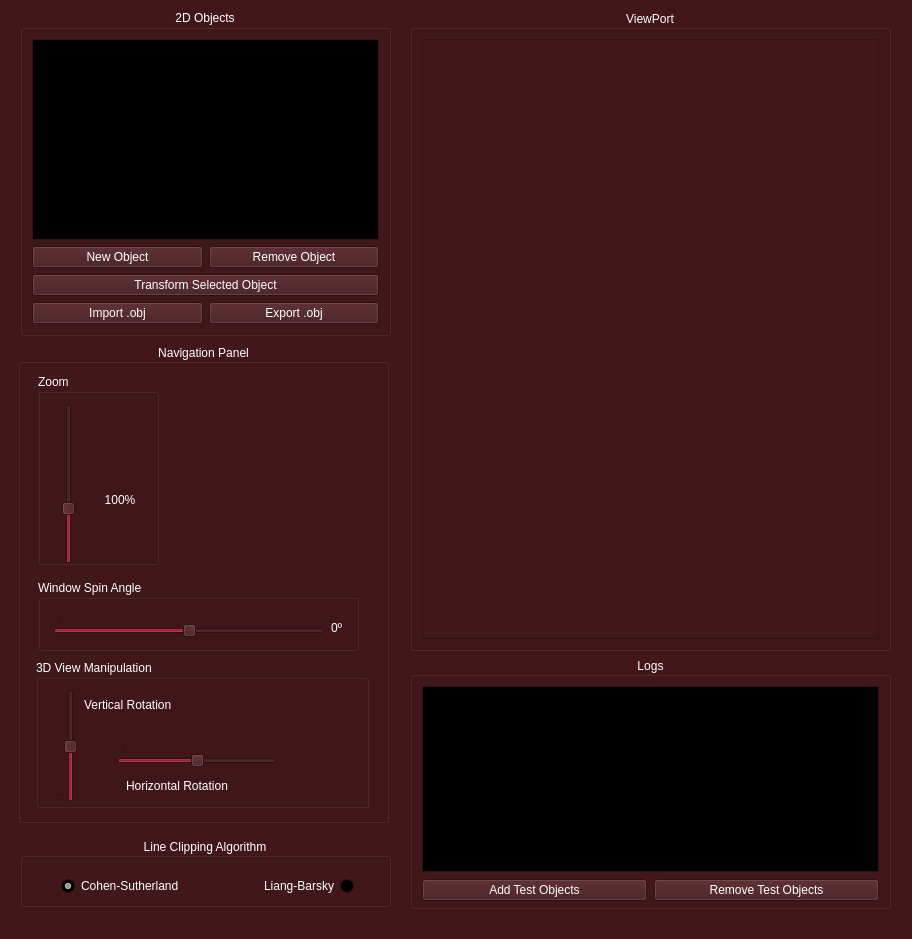
Before: the Qt Designer form SGI/view/screens/main.ui in JVSutter/Sistema-Grafico-Interativo, drawn with Qt 5.
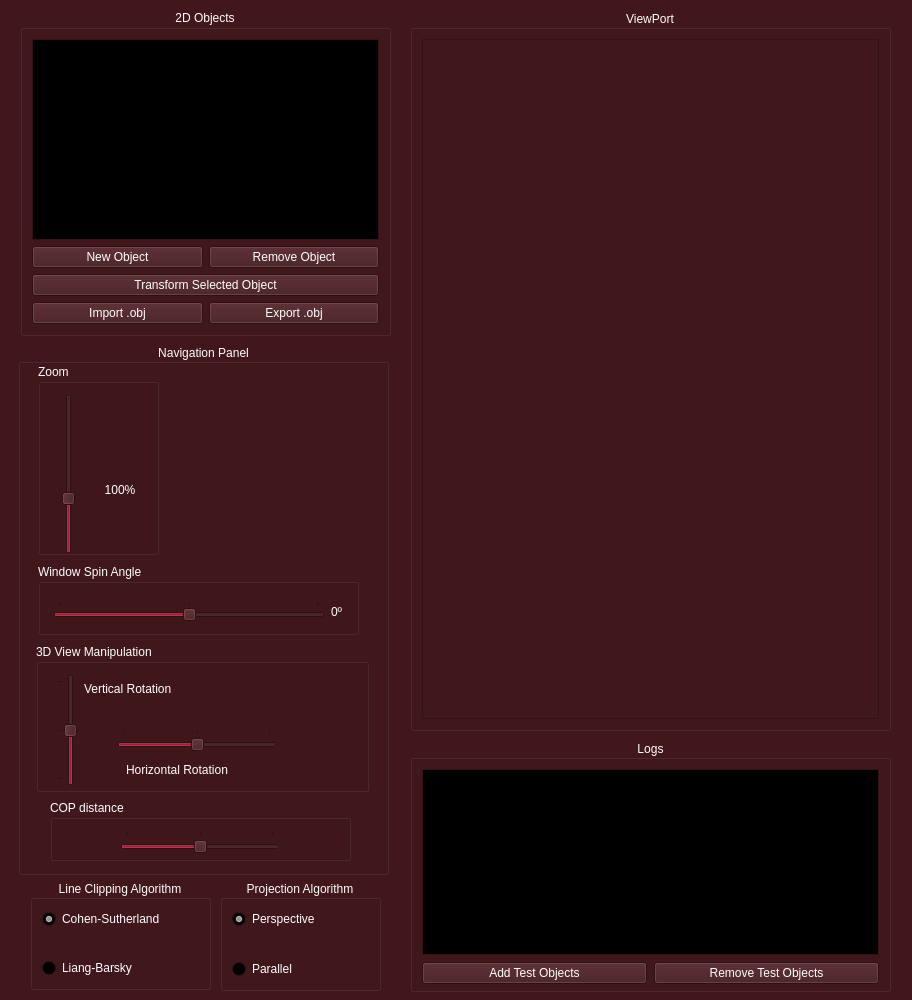
After: the same form once the commit is applied. Icons and pictures are not drawn.

What changed in the file:
```diff
--- a/SGI/view/screens/main.ui
+++ b/SGI/view/screens/main.ui
@@ -10,7 +10,7 @@
     <x>0</x>
     <y>0</y>
     <width>912</width>
-    <height>939</height>
+    <height>1000</height>
    </rect>
   </property>
   <property name="sizePolicy">
@@ -22,13 +22,13 @@
   <property name="minimumSize">
    <size>
     <width>912</width>
-    <height>939</height>
+    <height>1000</height>
    </size>
   </property>
   <property name="maximumSize">
    <size>
     <width>912</width>
-    <height>939</height>
+    <height>1000</height>
    </size>
   </property>
   <property name="palette">
@@ -695,7 +695,7 @@
      <x>18</x>
      <y>344</y>
      <width>371</width>
-     <height>479</height>
+     <height>531</height>
     </rect>
    </property>
    <property name="cursor">
@@ -720,7 +720,7 @@
     <property name="geometry">
      <rect>
       <x>20</x>
-      <y>30</y>
+      <y>20</y>
       <width>121</width>
       <height>191</height>
      </rect>
@@ -850,7 +850,7 @@
     <property name="geometry">
      <rect>
       <x>180</x>
-      <y>50</y>
+      <y>40</y>
       <width>171</width>
       <height>171</height>
      </rect>
@@ -866,7 +866,7 @@
     <property name="geometry">
      <rect>
       <x>190</x>
-      <y>40</y>
+      <y>30</y>
       <width>123</width>
       <height>71</height>
      </rect>
@@ -900,7 +900,7 @@
     <property name="geometry">
      <rect>
       <x>180</x>
-      <y>100</y>
+      <y>90</y>
       <width>81</width>
       <height>71</height>
      </rect>
@@ -934,7 +934,7 @@
     <property name="geometry">
      <rect>
       <x>260</x>
-      <y>100</y>
+      <y>90</y>
       <width>91</width>
       <height>71</height>
      </rect>
@@ -974,7 +974,7 @@
     <property name="geometry">
      <rect>
       <x>190</x>
-      <y>160</y>
+      <y>150</y>
       <width>151</width>
       <height>71</height>
      </rect>
@@ -1008,7 +1008,7 @@
     <property name="geometry">
      <rect>
       <x>20</x>
-      <y>236</y>
+      <y>220</y>
       <width>321</width>
       <height>71</height>
      </rect>
@@ -1029,10 +1029,10 @@
       <item>
        <widget class="QSlider" name="spinRotationSlider">
         <property name="minimum">
-         <number>-10</number>
+         <number>-180</number>
         </property>
         <property name="maximum">
-         <number>10</number>
+         <number>180</number>
         </property>
         <property name="singleStep">
          <number>0</number>
@@ -1068,7 +1068,7 @@
     <property name="geometry">
      <rect>
       <x>18</x>
-      <y>316</y>
+      <y>300</y>
       <width>333</width>
       <height>148</height>
      </rect>
@@ -1086,10 +1086,10 @@
       </rect>
      </property>
      <property name="minimum">
-      <number>-10</number>
+      <number>-180</number>
      </property>
      <property name="maximum">
-      <number>10</number>
+      <number>180</number>
      </property>
      <property name="value">
       <number>0</number>
@@ -1146,10 +1146,10 @@
       </rect>
      </property>
      <property name="minimum">
-      <number>-10</number>
+      <number>-180</number>
      </property>
      <property name="maximum">
-      <number>10</number>
+      <number>180</number>
      </property>
      <property name="value">
       <number>0</number>
@@ -1276,7 +1276,7 @@
    <property name="geometry">
     <rect>
      <x>410</x>
-     <y>657</y>
+     <y>740</y>
      <width>481</width>
      <height>252</height>
     </rect>
@@ -1401,7 +1401,7 @@
      <x>410</x>
      <y>10</y>
      <width>481</width>
-     <height>641</height>
+     <height>721</height>
     </rect>
    </property>
    <property name="title">
@@ -1426,10 +1426,10 @@
   <widget class="QGroupBox" name="clippingGroupBox">
    <property name="geometry">
     <rect>
-     <x>20</x>
-     <y>838</y>
-     <width>371</width>
-     <height>69</height>
+     <x>30</x>
+     <y>880</y>
+     <width>181</width>
+     <height>110</height>
     </rect>
    </property>
    <property name="sizePolicy">
@@ -1441,7 +1441,7 @@
    <property name="maximumSize">
     <size>
      <width>16777215</width>
-     <height>69</height>
+     <height>1351331</height>
     </size>
    </property>
    <property name="title">
@@ -1450,37 +1450,155 @@
    <property name="alignment">
     <set>Qt::AlignmentFlag::AlignCenter</set>
    </property>
-   <widget class="QWidget" name="layoutWidget_3">
+   <layout class="QHBoxLayout" name="horizontalLayout_7">
+    <item>
+     <layout class="QVBoxLayout" name="verticalLayout_4">
+      <item>
+       <widget class="QRadioButton" name="cohenSutherlandRadioButton">
+        <property name="text">
+         <string>Cohen-Sutherland</string>
+        </property>
+        <property name="checked">
+         <bool>true</bool>
+        </property>
+       </widget>
+      </item>
+      <item>
+       <spacer name="verticalSpacer">
+        <property name="orientation">
+         <enum>Qt::Orientation::Vertical</enum>
+        </property>
+        <property name="sizeHint" stdset="0">
+         <size>
+          <width>20</width>
+          <height>40</height>
+         </size>
+        </property>
+       </spacer>
+      </item>
+      <item>
+       <widget class="QRadioButton" name="liangBarskyRadioButton">
+        <property name="layoutDirection">
+         <enum>Qt::LayoutDirection::LeftToRight</enum>
+        </property>
+        <property name="text">
+         <string>Liang-Barsky</string>
+        </property>
+       </widget>
+      </item>
+     </layout>
+    </item>
+   </layout>
+  </widget>
+  <widget class="QGroupBox" name="clippingGroupBox_2">
+   <property name="geometry">
+    <rect>
+     <x>220</x>
+     <y>880</y>
+     <width>161</width>
+     <height>111</height>
+    </rect>
+   </property>
+   <property name="sizePolicy">
+    <sizepolicy hsizetype="Preferred" vsizetype="Maximum">
+     <horstretch>0</horstretch>
+     <verstretch>0</verstretch>
+    </sizepolicy>
+   </property>
+   <property name="maximumSize">
+    <size>
+     <width>16777215</width>
+     <height>1351331</height>
+    </size>
+   </property>
+   <property name="title">
+    <string>Projection Algorithm</string>
+   </property>
+   <property name="alignment">
+    <set>Qt::AlignmentFlag::AlignCenter</set>
+   </property>
+   <layout class="QHBoxLayout" name="horizontalLayout_9">
+    <item>
+     <layout class="QVBoxLayout" name="verticalLayout_5">
+      <item>
+       <widget class="QRadioButton" name="perspectiveRadioButton">
+        <property name="layoutDirection">
+         <enum>Qt::LayoutDirection::LeftToRight</enum>
+        </property>
+        <property name="text">
+         <string>Perspective</string>
+        </property>
+        <property name="checked">
+         <bool>true</bool>
+        </property>
+       </widget>
+      </item>
+      <item>
+       <spacer name="verticalSpacer_2">
+        <property name="orientation">
+         <enum>Qt::Orientation::Vertical</enum>
+        </property>
+        <property name="sizeHint" stdset="0">
+         <size>
+          <width>20</width>
+          <height>40</height>
+         </size>
+        </property>
+       </spacer>
+      </item>
+      <item>
+       <widget class="QRadioButton" name="parallelRadioButton">
+        <property name="text">
+         <string>Parallel</string>
+        </property>
+        <property name="checked">
+         <bool>false</bool>
+        </property>
+       </widget>
+      </item>
+     </layout>
+    </item>
+   </layout>
+  </widget>
+  <widget class="QGroupBox" name="groupBox_5">
+   <property name="geometry">
+    <rect>
+     <x>50</x>
+     <y>800</y>
+     <width>301</width>
+     <height>61</height>
+    </rect>
+   </property>
+   <property name="title">
+    <string>COP distance</string>
+   </property>
+   <widget class="QSlider" name="copDistanceSlider">
     <property name="geometry">
      <rect>
-      <x>41</x>
-      <y>33</y>
-      <width>293</width>
-      <height>30</height>
+      <x>70</x>
+      <y>30</y>
+      <width>160</width>
+      <height>25</height>
      </rect>
     </property>
-    <layout class="QHBoxLayout" name="horizontalLayout_7">
-     <item>
-      <widget class="QRadioButton" name="cohenSutherlandRadioButton">
-       <property name="text">
-        <string>Cohen-Sutherland</string>
-       </property>
-       <property name="checked">
-        <bool>true</bool>
-       </property>
-      </widget>
-     </item>
-     <item>
-      <widget class="QRadioButton" name="liangBarskyRadioButton">
-       <property name="layoutDirection">
-        <enum>Qt::LayoutDirection::RightToLeft</enum>
-       </property>
-       <property name="text">
-        <string>Liang-Barsky</string>
-       </property>
-      </widget>
-     </item>
-    </layout>
+    <property name="minimum">
+     <number>-180</number>
+    </property>
+    <property name="maximum">
+     <number>180</number>
+    </property>
+    <property name="value">
+     <number>0</number>
+    </property>
+    <property name="orientation">
+     <enum>Qt::Orientation::Horizontal</enum>
+    </property>
+    <property name="tickPosition">
+     <enum>QSlider::TickPosition::TicksAbove</enum>
+    </property>
+    <property name="tickInterval">
+     <number>180</number>
+    </property>
    </widget>
   </widget>
  </widget>
```
